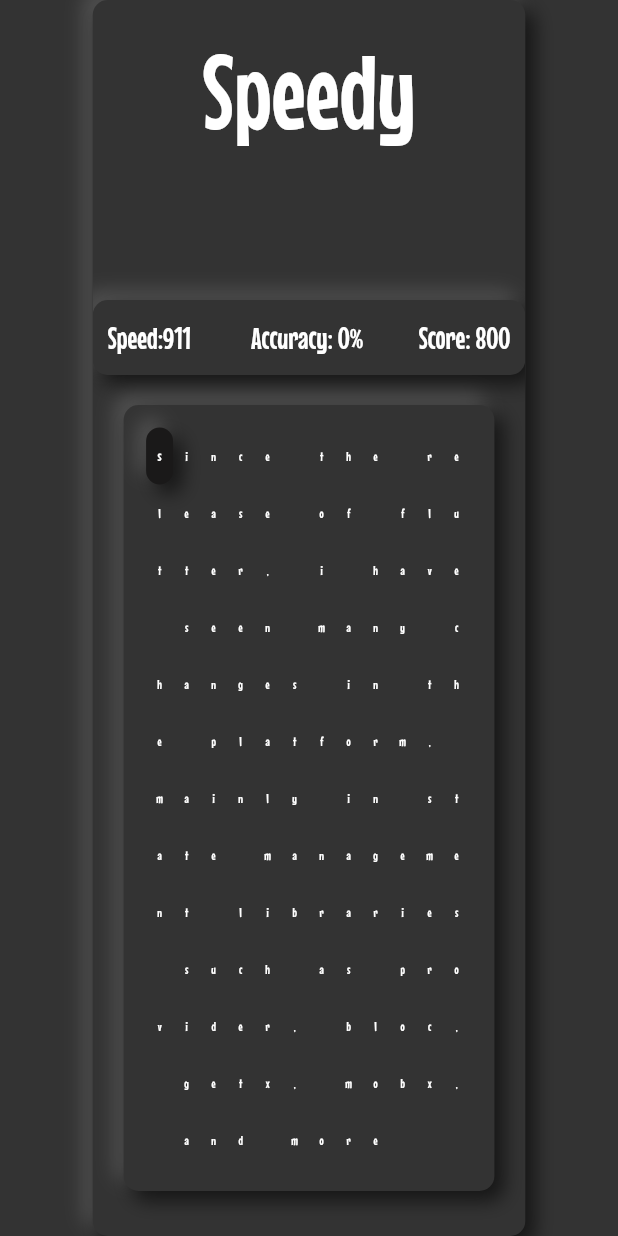
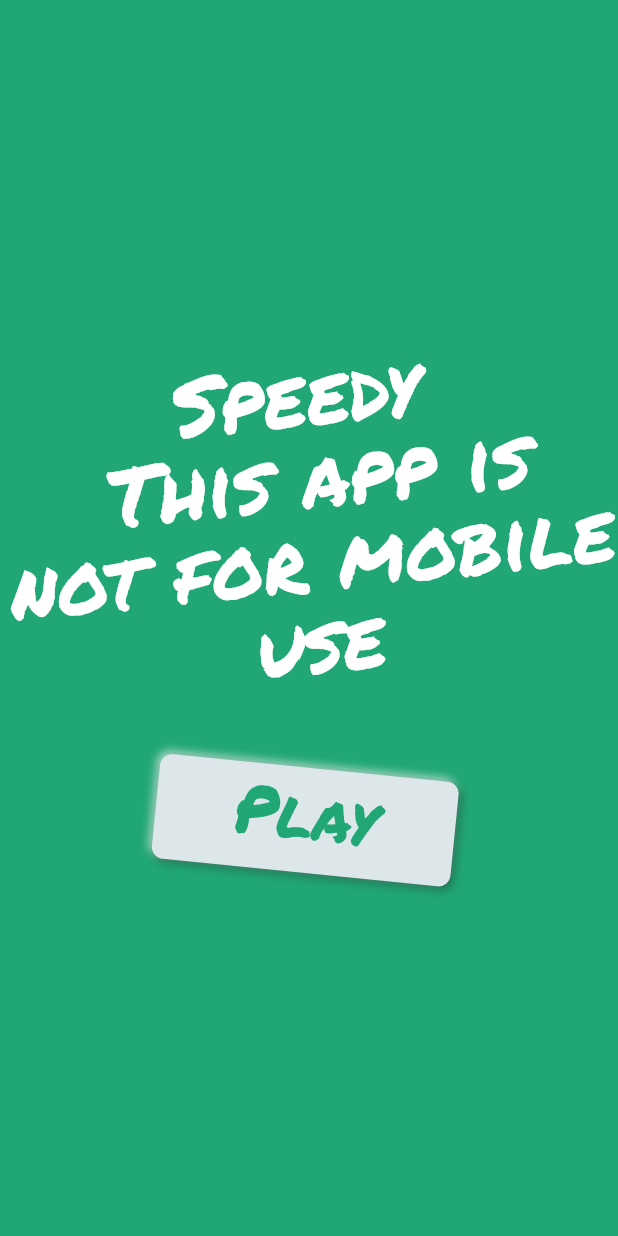
Before and after one commit to Zouuabi/speedy_app, a Flutter app: the screen it shows after launch, on a phone screen of 412 x 824 dp. Run offline on Flutter 3.47's test engine with Material 2 defaults, Android fonts, the light colour scheme and no system bars; drawn by our look-alikes of flutter_neumorphic.

Commit message:
ready for portfolio

```diff
--- a/lib/constanst.dart
+++ /dev/null
@@ -1,78 +0,0 @@
-import 'package:flutter/material.dart';
-
-const Color kPrimaryColor = Color(0xff333333);
-const Color kTextColor = Colors.white;
-const Color kButtonTextColor = Colors.black;
-
-const TextStyle kTitleStyle = TextStyle(
-    fontSize: 70, fontFamily: 'Mouse', color: Color.fromARGB(255, 25, 25, 25));
-const TextStyle kSubtitleStyle =
-    TextStyle(fontFamily: 'Mouse', fontSize: 20, color: kTextColor);
-
-BoxDecoration kBigBoxDecoration = BoxDecoration(
-  color: const Color(0xff333333),
-  borderRadius: BorderRadius.circular(10),
-  boxShadow: const [
-    BoxShadow(
-      color: Color(0xff515151),
-      offset: Offset(-6.1, -6.1),
-      blurRadius: 10,
-      spreadRadius: 0.0,
-    ),
-    BoxShadow(
-      color: Color(0xff151515),
-      offset: Offset(6.1, 6.1),
-      blurRadius: 10,
-      spreadRadius: 0.0,
-    ),
-  ],
-);
-
-
-
-
-      // Container(
-      //   width: 500.0,
-      //   height: 500.0,
-      //   color: Color(0xff333333),
-      //   alignment: Alignment.center,
-      //   transformAlignment: Alignment.center,
-      //   child: Container(
-      //     color: Color(0xff333333),
-      //     child: Container(
-      //       width: 200,
-      //       height: 200,
-      //       child: Icon(
-      //         Icons.star,
-      //         size: 67,
-      //         color: Colors.amber,
-      //       ),
-      //       decoration: BoxDecoration(
-      //         color: Color(0xff333333),
-      //         borderRadius: BorderRadius.circular(10),
-      //         gradient: LinearGradient(
-      //           begin: Alignment.topLeft,
-      //           end: Alignment.bottomRight,
-      //           colors: [
-      //             Color(0xff151515),
-      //             Color(0xff515151),
-      //           ],
-      //         ),
-      //         boxShadow: [
-      //           BoxShadow(
-      //             color: Color(0xff515151),
-      //             offset: Offset(-20.0, -20.0),
-      //             blurRadius: 30,
-      //             spreadRadius: 0.0,
-      //           ),
-      //           BoxShadow(
-      //             color: Color(0xff151515),
-      //             offset: Offset(20.0, 20.0),
-      //             blurRadius: 30,
-      //             spreadRadius: 0.0,
-      //           ),
-      //         ],
-      //       ),
-      //     ),
-      //   ),
-      // )
--- a/lib/main.dart
+++ b/lib/main.dart
@@ -1,6 +1,6 @@
 import 'package:flutter/material.dart';
 
-import 'screens/home/home_screen.dart';
+import 'src/screens/splash/splash_screen.dart';
 
 void main() {
   runApp(const MyApp());
@@ -13,7 +13,7 @@ class MyApp extends StatelessWidget {
   Widget build(BuildContext context) {
     return const MaterialApp(
       debugShowCheckedModeBanner: false,
-      home: HomeScreen(),
+      home: SplashScreen(),
     );
   }
 }
--- a/lib/screens/home/components/bar_section.dart
+++ b/lib/src/screens/home/components/bar_section.dart
@@ -1,20 +1,26 @@
 import 'package:flutter/material.dart';
 
-import '../../../constanst.dart';
+import '../../constanst.dart';
+
 
 class ResultBar extends StatelessWidget {
   const ResultBar(
-      {Key? key, required this.size, required this.speed, required this.acc})
+      {Key? key,
+      required this.size,
+      required this.speed,
+      required this.acc,
+      required this.score})
       : super(key: key);
 
   final Size size;
   final String speed;
   final String acc;
+  final String score;
 
   @override
   Widget build(BuildContext context) {
     return Container(
-      decoration: kBigBoxDecoration,
+      decoration: kBoxDecoration,
       padding: const EdgeInsets.all(10),
       margin: const EdgeInsets.only(top: 20, bottom: 20),
       // margin: const EdgeInsets.only(
@@ -30,9 +36,7 @@ class ResultBar extends StatelessWidget {
           "Accuracy: $acc%",
           style: kSubtitleStyle,
         ),
-
-        /// todo : add the feature of scoring
-        const Text("Score: 800", style: kSubtitleStyle)
+        Text("Score: $score", style: kSubtitleStyle)
       ]),
     );
   }
--- a/lib/screens/home/components/indicator.dart
+++ b/lib/src/screens/home/components/indicator.dart
@@ -1,6 +1,6 @@
 import 'package:flutter/material.dart';
 
-import '../../../constanst.dart';
+import '../../constanst.dart';
 
 class Indicator extends StatelessWidget {
   const Indicator({
@@ -21,16 +21,18 @@ class Indicator extends StatelessWidget {
         width: 18,
         height: 38,
         decoration: index == textIndex
-            ? kBigBoxDecoration.copyWith(
-                color: const Color.fromARGB(255, 26, 25, 25),
-                borderRadius: BorderRadius.circular(10))
+            ? kBoxDecoration.copyWith(
+                color: Color.fromARGB(255, 1, 65, 25),
+                borderRadius: BorderRadius.circular(30))
             : null,
         child: Center(
           child: Text(
             child,
             textAlign: TextAlign.center,
             style: TextStyle(
-                color: index < textIndex ? Colors.green : Colors.white,
+                color: index < textIndex
+                    ? const   Color.fromARGB(255, 0, 255, 8)
+                    : Colors.white,
                 fontSize: index == textIndex ? width * 0.024 : width * 0.02,
                 fontFamily: 'Mouse'),
           ),
--- a/lib/screens/home/components/text_section.dart
+++ b/lib/src/screens/home/components/text_section.dart
@@ -1,6 +1,7 @@
 import 'package:flutter/material.dart';
 
-import '../../../constanst.dart';
+
+import '../../constanst.dart';
 import 'indicator.dart';
 
 class TextSection extends StatelessWidget {
@@ -16,7 +17,7 @@ class TextSection extends StatelessWidget {
       padding: const EdgeInsets.all(15),
       width: size.width * 0.6,
 
-      decoration: kBigBoxDecoration,
+      decoration: kBoxDecoration,
 
       /// ToDO : I have to implement the grid builder to be able to
       /// Todo : control the that text return to new line
--- a/lib/screens/home/home_screen.dart
+++ b/lib/src/screens/home/home_screen.dart
@@ -2,14 +2,15 @@ import 'dart:async';
 import 'dart:math';
 import 'package:flutter/material.dart';
 import 'package:flutter/services.dart';
-import 'package:speedy/screens/home/components/indicator.dart';
-import 'package:speedy/text.dart';
-import '../../constanst.dart';
+
+import '../constanst.dart';
 import '../result/result_screen.dart';
 import 'package:flutter_neumorphic/flutter_neumorphic.dart'
     show NeumorphicButton;
 
+import '../text.dart';
 import 'components/bar_section.dart';
+import 'components/indicator.dart';
 import 'components/text_section.dart';
 
 class HomeScreen extends StatefulWidget {
@@ -30,7 +31,7 @@ class _HomeScreenState extends State<HomeScreen> {
   /// *  if [isTimerStopped] = true => timer is active
   /// *  if [isTimerStopped] = false => timer is canceled
 
-  bool isTimerStopped = false;
+  bool isTimerStopped = true;
 
   /// * Once the user start typing it will be true
   bool isFirstTime = true;
@@ -44,7 +45,7 @@ class _HomeScreenState extends State<HomeScreen> {
 
   void restart() {
     setState(() {
-      isTimerStopped = false;
+      isTimerStopped = true;
       textIndex = 0;
       characters = 100;
       isFirstTime = true;
@@ -70,7 +71,7 @@ class _HomeScreenState extends State<HomeScreen> {
       Timer.periodic(const Duration(seconds: 1), (timer) {
         setState(() {
           ++time;
-          if (!isTimerStopped) {
+          if (isTimerStopped) {
             timer.cancel();
             time = 0;
           }
@@ -105,10 +106,13 @@ class _HomeScreenState extends State<HomeScreen> {
   void brain(BuildContext context, String key) {
     if (textIndex == splitedText.length - 1) {
       String finalSpeed = getSpeed();
+
+      isTimerStopped = false;
       Navigator.pushReplacement(context, MaterialPageRoute(builder: ((context) {
         return ResultScreen(
           speed: finalSpeed,
           accuracy: getAcc(),
+          score: Random().nextInt(100).toString(),
         );
       })));
     } else if (key.toLowerCase() == splitedText[textIndex]) {
@@ -139,7 +143,7 @@ class _HomeScreenState extends State<HomeScreen> {
         if (isFirstTime) {
           charterForAccuracy = splitedText.length;
           characters = 0;
-          isTimerStopped = true;
+          isTimerStopped = false;
           isFirstTime = false;
           timer();
         }
@@ -158,21 +162,28 @@ class _HomeScreenState extends State<HomeScreen> {
             child: Container(
               width: size.width * 0.7,
               height: double.infinity,
-              decoration: kBigBoxDecoration,
+              decoration: kBoxDecoration,
               child: SingleChildScrollView(
                 child: Column(
                   children: [
-                    Padding(
-                      padding: const EdgeInsets.only(top: 20.0, bottom: 80),
+                    const Padding(
+                      padding: EdgeInsets.only(top: 20.0, bottom: 50),
                       child: Text("Speedy",
-                          style: kTitleStyle.copyWith(
+                          style: TextStyle(
+                            letterSpacing: 10,
+                            fontFamily: 'Permanent Marker',
+                            fontSize: 70,
                             color: Colors.white,
                           )),
                     ),
 
                     /// * Bar that displays Current speed Accuracy and score
 
-                    ResultBar(size: size, acc: getAcc(), speed: getSpeed()),
+                    ResultBar(
+                        size: size,
+                        acc: getAcc(),
+                        speed: getSpeed(),
+                        score: '911'),
 
                     /// * Text Section
 
--- a/lib/screens/result/result_screen.dart
+++ b/lib/src/screens/result/result_screen.dart
@@ -1,15 +1,22 @@
 import 'package:flutter/material.dart';
 import 'package:flutter_neumorphic/flutter_neumorphic.dart'
     show NeumorphicButton;
-import 'package:speedy/constanst.dart';
 
+
+import '../constanst.dart';
 import '../home/home_screen.dart';
 
 class ResultScreen extends StatelessWidget {
-  const ResultScreen({Key? key, this.speed = '00', required this.accuracy})
+  const ResultScreen(
+      {Key? key,
+      this.speed = '00',
+      required this.accuracy,
+      required this.score})
       : super(key: key);
+  static const String id = 'Result Screen';
   final String speed;
   final String accuracy;
+  final String score;
 
   @override
   Widget build(BuildContext context) {
@@ -18,12 +25,17 @@ class ResultScreen extends StatelessWidget {
       backgroundColor: kPrimaryColor,
       body: Center(
         child: Container(
-          decoration: kBigBoxDecoration,
+          decoration: kBoxDecoration,
           width: size.width * 0.7,
           height: size.height * 0.7,
           child: Column(
             mainAxisAlignment: MainAxisAlignment.center,
             children: [
+              Text("Score $score",
+                  style: const TextStyle(
+                      color: Colors.indigo,
+                      fontFamily: 'Permanent Marker',
+                      fontSize: 40)),
               Text(
                 'Your speed is $speed and your accuracy is $accuracy ',
                 style: const TextStyle(
--- /dev/null
+++ b/lib/src/screens/splash/splash_screen.dart
@@ -0,0 +1,63 @@
+import 'package:flutter/material.dart';
+import 'package:flutter_neumorphic/flutter_neumorphic.dart'
+    show NeumorphicButton;
+import '../constanst.dart';
+import '../home/home_screen.dart';
+
+class SplashScreen extends StatelessWidget {
+  const SplashScreen({Key? key}) : super(key: key);
+  static const String id = ' Splash Screen';
+
+  @override
+  Widget build(BuildContext context) {
+    const textStyle = TextStyle(
+        fontFamily: 'Permanent Marker',
+        fontSize: 55,
+        height: 1,
+        color: Colors.white);
+    return Scaffold(
+      backgroundColor: kPrimaryColor,
+      body: Center(
+        child: Column(
+          mainAxisAlignment: MainAxisAlignment.center,
+          children: [
+            Hero(
+              tag: 'speedy',
+              child: Transform.rotate(
+                angle: -0.1,
+                child: const Text(
+                  'Speedy\n This app is not for mobile use',
+                  textAlign: TextAlign.center,
+                  style: textStyle,
+                ),
+              ),
+            ),
+            Transform.rotate(
+              angle: 0.1,
+              child: Container(
+                  margin: const EdgeInsets.only(top: 50),
+                  width: 200,
+                  height: 70,
+                  child: NeumorphicButton(
+                      onPressed: () {
+                        Navigator.push(context,
+                            MaterialPageRoute(builder: (context) {
+                          return const HomeScreen();
+                        }));
+                      },
+                      child: Center(
+                        child: Text(
+                          'Play',
+                          style: textStyle.copyWith(
+                            color: kPrimaryColor,
+                            fontSize: 45,
+                          ),
+                        ),
+                      ))),
+            )
+          ],
+        ),
+      ),
+    );
+  }
+}
```
Also changed, not shown: lib/src/screens/constanst.dart (added, +31 -0 lines), pubspec.yaml (+4 -5 lines), fonts/PermanentMarker-Regular.ttf (added), lib/src/screens/text.dart (renamed from lib/text.dart), lib/src/screens/typing_brain.dart (renamed from lib/screens/typing_brain.dart), lib/src/services/networking.dart (added).
